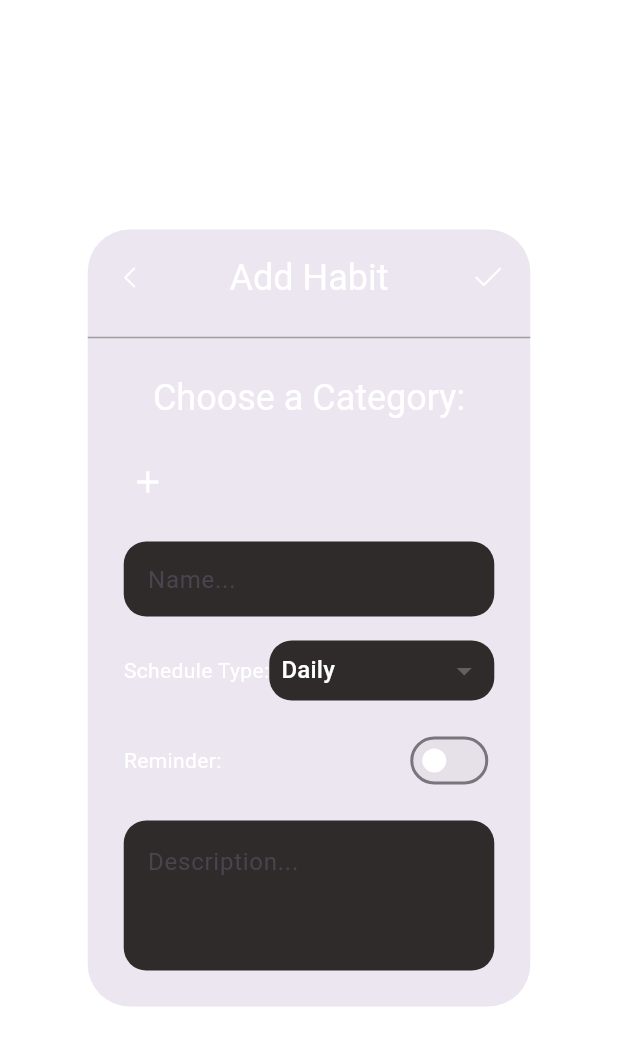
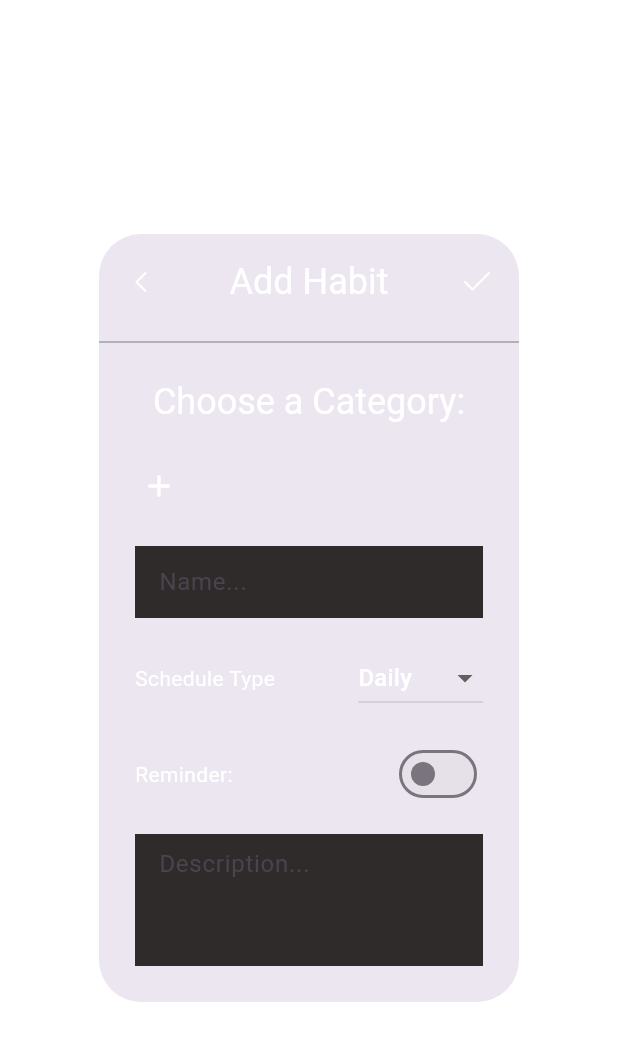
Before and after one commit to masterofannihilation/Habitter, a Flutter app: the screen it shows after launch, after a tap on the "add" icon, on a phone screen of 412 x 824 dp. Shown: the top 1046 px of the screen. Run offline on Flutter 3.47's test engine with Material 3 defaults, Android fonts, the phone set to English and light mode, and no system bars; our stand-ins replace flutter_svg, google_fonts, hive, hive_flutter, table_calendar; accounts and stored records are empty.

Commit message:
habit model changed, add habit component, schedule model

```diff
--- a/lib/models/schedule.dart
+++ b/lib/models/schedule.dart
@@ -3,6 +3,8 @@ import 'package:hive/hive.dart';
 part 'schedule.g.dart';
 
 enum ScheduleType { periodic, statical, interval }
+
+enum FrequencyUnit { days, weeks, months }
 
 @HiveType(typeId: 3)
 class Schedule extends HiveObject {
@@ -13,14 +15,31 @@ class Schedule extends HiveObject {
   int frequency;
 
   @HiveField(2)
-  String frequencyUnit;
+  FrequencyUnit frequencyUnit;
 
   @HiveField(3)
   List<int> staticDays;
 
-  Schedule(
-      {required this.type,
-      required this.frequency,
-      required this.frequencyUnit,
-      required this.staticDays});
+  Schedule({
+    required this.type,
+    this.frequency = 1, // Default to every day/interval
+    this.frequencyUnit = FrequencyUnit.days, // Default to days
+    this.staticDays = const [], // Default to no specific days
+  }) {
+    _validateSchedule();
+  }
+
+  void _validateSchedule() {
+    if (type == ScheduleType.periodic || type == ScheduleType.interval) {
+      if (frequency <= 0) {
+        throw ArgumentError(
+            "Frequency must be greater than 0 for periodic or interval schedules.");
+      }
+    } else if (type == ScheduleType.statical) {
+      if (staticDays.isEmpty) {
+        throw ArgumentError(
+            "Static days cannot be empty for statical schedules.");
+      }
+    }
+  }
 }
--- a/lib/views/components/add_habit.dart
+++ b/lib/views/components/add_habit.dart
@@ -1,17 +1,20 @@
 import 'package:flutter/material.dart';
 import 'package:flutter_svg/flutter_svg.dart';
 import 'package:habitter_itu/constants.dart';
+import 'package:habitter_itu/controllers/habit_controller.dart';
 import 'package:habitter_itu/models/category.dart';
 import 'package:hive/hive.dart';
 import 'package:habitter_itu/models/habit.dart'; // Import the Habit model
 import 'package:habitter_itu/controllers/category_controller.dart';
 import 'package:habitter_itu/views/components/add_category.dart';
+import 'package:habitter_itu/models/schedule.dart';
 
 class AddHabitDialog extends StatefulWidget {
-  // final Box<Habit> habitBox;
   final DateTime? selectedDay;
 
-  AddHabitDialog({/*required this.habitBox,*/ this.selectedDay});
+  AddHabitDialog({
+    this.selectedDay,
+  });
 
   @override
   _AddHabitDialogState createState() => _AddHabitDialogState();
@@ -20,18 +23,16 @@ class AddHabitDialog extends StatefulWidget {
 class _AddHabitDialogState extends State<AddHabitDialog> {
   final _formKey = GlobalKey<FormState>();
   String habitName = '';
-  String scheduleType = 'Daily'; // Default schedule type
+  String scheduleType = 'Daily';
   bool hasReminder = false; // Default reminder state
   TimeOfDay? reminderTime; // Default reminder time
   String description = ''; // Description
+  Category? selectedCategory; // Selected category for the habit
 
   final CategoryController _categoryController = CategoryController();
-  List<Category> categories = []; // Example categories
-  List<String> scheduleTypes = [
-    'Daily',
-    'Weekly',
-    'Monthly'
-  ]; // Example schedule types
+  final HabitController _habitController = HabitController();
+  List<Category> categories = [];
+  List<String> scheduleTypes = ['Daily', 'Weekly', 'Monthly'];
 
   @override
   void initState() {
@@ -46,12 +47,56 @@ class _AddHabitDialogState extends State<AddHabitDialog> {
     });
   }
 
+  void _submitForm() {
+    if (_formKey.currentState!.validate()) {
+      _formKey.currentState!.save();
+
+      ScheduleType type;
+      if (scheduleType == 'Daily') {
+        type = ScheduleType.interval;
+      } else if (scheduleType == 'Weekly') {
+        type = ScheduleType.periodic;
+      } else {
+        type = ScheduleType.periodic;
+      }
+
+      final newSchedule = Schedule(type: type);
+
+      final newHabit = Habit(title: habitName, schedule: newSchedule);
+
+      // // Create a Habit instance
+      // final newHabit = Habit(
+      //   title: habitName,
+      //   schedule: Schedule(
+      //     type: scheduleType == 'Daily'
+      //         ? ScheduleType.periodic
+      //         : scheduleType == 'Weekly'
+      //             ? ScheduleType.statical
+      //             : ScheduleType.interval,
+      //     frequency: scheduleType == 'Monthly' ? 30 : 7, // Adjust frequency
+      //   ),
+      //   reminder: hasReminder,
+      //   reminderTime: reminderTime != null
+      //       ? DateTime(0, 0, 0, reminderTime!.hour, reminderTime!.minute)
+      //       : null,
+      //   description: description,
+      //   startDate: widget.selectedDay ?? DateTime.now(),
+      // );
+
+      // Save the habit using HabitController
+      _habitController.init();
+      _habitController.addHabit(newHabit);
+
+      // Close the dialog
+      Navigator.of(context).pop();
+    }
+  }
+
   @override
   Widget build(BuildContext context) {
     return Theme(
       data: Theme.of(context).copyWith(
-        dialogBackgroundColor:
-            backgroundColor, // Change the background color here
+        dialogBackgroundColor: backgroundColor,
       ),
       child: AlertDialog(
         titlePadding: EdgeInsets.zero,
@@ -63,63 +108,39 @@ class _AddHabitDialogState extends State<AddHabitDialog> {
                 mainAxisAlignment: MainAxisAlignment.spaceBetween,
                 children: [
                   GestureDetector(
-                    onTap: () {
-                      Navigator.of(context).pop();
-                    },
+                    onTap: () => Navigator.of(context).pop(),
                     child: SvgPicture.asset(
-                      'assets/chevron-left.svg', // Path to your left SVG
+                      'assets/chevron-left.svg',
                       height: 24.0,
                       width: 24.0,
-                      colorFilter: ColorFilter.mode(Colors.white,
-                          BlendMode.srcIn), // Change the color to white
+                      colorFilter:
+                          const ColorFilter.mode(Colors.white, BlendMode.srcIn),
                     ),
                   ),
-                  Center(
-                    child: Text(
+                  const Text(
                     'Add Habit',
-                      style: TextStyle(
-                          color: Colors.white), // Change the text color here
-                    ),
+                    style: TextStyle(color: Colors.white),
                   ),
                   GestureDetector(
-                    // onTap: () {
-                    //   if (_formKey.currentState!.validate()) {
-                    //     _formKey.currentState!.save();
-                    //     setState(() {
-                    //       final newHabit = Habit(
-                    //         title: habitName,
-                    //         schedule: Schedule(type: ScheduleType.values.firstWhere((e) => e.toString().split('.').last == scheduleType)),
-                    //         reminder: hasReminder,
-                    //         reminderTime: reminderTime != null ? DateTime(0, 0, 0, reminderTime!.hour, reminderTime!.minute) : null,
-                    //         description: description,
-                    //       );
-                    //       widget.habitBox.add(newHabit);
-                    //     });
-                    //     Navigator.of(context).pop();
-                    //   }
-                    // },
+                    onTap: _submitForm, // Save the habit on tap
                     child: SvgPicture.asset(
-                      'assets/check.svg', // Path to your right SVG
+                      'assets/check.svg',
                       height: 24.0,
                       width: 24.0,
-                      colorFilter: ColorFilter.mode(Colors.white,
-                          BlendMode.srcIn), // Change the color to white
+                      colorFilter:
+                          const ColorFilter.mode(Colors.white, BlendMode.srcIn),
                     ),
                   ),
                 ],
               ),
             ),
-            Divider(
-              color: Colors.grey, // Change the color of the line here
-              thickness: 1,
-            ),
+            Divider(color: Colors.grey, thickness: 1),
             Padding(
               padding: const EdgeInsets.all(16.0),
-              child: Center(
+              child: const Center(
                 child: Text(
                   'Choose a Category:',
-                  style: TextStyle(
-                      color: Colors.white), // Change the text color here
+                  style: TextStyle(color: Colors.white),
                 ),
               ),
             ),
@@ -128,7 +149,7 @@ class _AddHabitDialogState extends State<AddHabitDialog> {
               child: Row(
                 children: [
                   IconButton(
-                      icon: Icon(Icons.add, color: Colors.white),
+                    icon: const Icon(Icons.add, color: Colors.white),
                     onPressed: () async {
                       final newCategory = await showDialog<Category>(
                         context: context,
@@ -140,7 +161,8 @@ class _AddHabitDialogState extends State<AddHabitDialog> {
                           categories.add(newCategory);
                         });
                       }
-                      }),
+                    },
+                  ),
                   Expanded(
                     child: SingleChildScrollView(
                       scrollDirection: Axis.horizontal,
@@ -149,15 +171,17 @@ class _AddHabitDialogState extends State<AddHabitDialog> {
                           return Padding(
                             padding:
                                 const EdgeInsets.symmetric(horizontal: 4.0),
-                            child: Chip(
+                            child: ChoiceChip(
                               label: Text(category.name),
-                              backgroundColor:
-                                  boxColor, // Change the color of the category bubbles here
-                              labelStyle: TextStyle(color: Colors.white),
-                              shape: RoundedRectangleBorder(
-                                borderRadius: BorderRadius.circular(
-                                    15.0), // Change the corner radius here
-                              ),
+                              selected: selectedCategory == category,
+                              onSelected: (bool selected) {
+                                setState(() {
+                                  selectedCategory = selected ? category : null;
+                                });
+                              },
+                              backgroundColor: boxColor,
+                              labelStyle: const TextStyle(color: Colors.white),
+                              selectedColor: orangeColor,
                             ),
                           );
                         }).toList(),
@@ -169,114 +193,44 @@ class _AddHabitDialogState extends State<AddHabitDialog> {
             ),
           ],
         ),
-        content: StatefulBuilder(
-          builder: (BuildContext context, StateSetter setState) {
-            return SingleChildScrollView(
+        content: SingleChildScrollView(
           child: Form(
             key: _formKey,
             child: Column(
               mainAxisSize: MainAxisSize.min,
               children: [
-                    Container(
-                      width: double.infinity,
-                      height: 50,
-                      decoration: BoxDecoration(
-                        color:
-                            boxColor, // Change the background color of the bubble here
-                        borderRadius: BorderRadius.circular(
-                            15.0), // Change the corner radius here
-                      ),
-                      padding: const EdgeInsets.symmetric(
-                          horizontal: 16.0, vertical: 8.0),
-                      child: TextFormField(
-                        onChanged: (value) {
-                          habitName = value;
-                        },
-                        decoration: InputDecoration(
-                          hintText: "Name...",
-                          border: InputBorder.none, // Remove the default border
-                        ),
+                // Habit Name Field
+                _buildTextField(
+                  label: "Name...",
+                  onSaved: (value) => habitName = value!,
                   validator: (value) {
                     if (value == null || value.isEmpty) {
                       return 'Please enter a habit name';
                     }
                     return null;
                   },
-                        onSaved: (value) {
-                          habitName = value!;
-                        },
                 ),
+                const SizedBox(height: 16.0),
+
+                // Schedule Type Dropdown
+                _buildDropdown(
+                  label: 'Schedule Type',
+                  value: scheduleType,
+                  items: scheduleTypes,
+                  onChanged: (newValue) => setState(() {
+                    scheduleType = newValue!;
+                  }),
                 ),
-                    SizedBox(height: 16.0),
-                    Row(
-                      mainAxisAlignment: MainAxisAlignment.spaceBetween,
-                      children: [
-                        Text(
-                          'Schedule Type:',
-                          style: TextStyle(
-                              color:
-                                  Colors.white), // Change the text color here
-                        ),
-                        Container(
-                          width: 150, // Set the width of the dropdown
-                          height: 40, // Set the height of the dropdown
-                          decoration: BoxDecoration(
-                            color:
-                                boxColor, // Change the background color of the dropdown here
-                            borderRadius: BorderRadius.circular(
-                                15.0), // Change the corner radius here
-                          ),
-                          padding: const EdgeInsets.symmetric(horizontal: 8.0),
-                          child: DropdownButton<String>(
-                            value: scheduleType,
-                            dropdownColor:
-                                boxColor, // Change the dropdown background color here
-                            onChanged: (String? newValue) {
-                              setState(() {
-                                scheduleType = newValue!;
-                              });
-                            },
-                            items: scheduleTypes
-                                .map<DropdownMenuItem<String>>((String value) {
-                              return DropdownMenuItem<String>(
-                                value: value,
-                                child: Text(value,
-                                    style: TextStyle(
-                                        color: Colors
-                                            .white)), // Change the text color here
-                              );
-                            }).toList(),
-                            isExpanded:
-                                true, // Make the dropdown take the full width of the container
-                            underline:
-                                SizedBox(), // Remove the default underline
-                          ),
-                        ),
-                      ],
-                    ),
-                    SizedBox(height: 16.0),
-                    Row(
-                      mainAxisAlignment: MainAxisAlignment.spaceBetween,
-                      children: [
-                        Text(
-                          'Reminder:',
-                          style: TextStyle(
-                              color:
-                                  Colors.white), // Change the text color here
-                        ),
-                        Switch(
+
+                const SizedBox(height: 16.0),
+
+                // Reminder Switch
+                _buildSwitch(
+                  label: 'Reminder:',
                   value: hasReminder,
-                          onChanged: (bool value) {
-                            setState(() {
-                              hasReminder = value;
-                            });
-                          },
-                          activeColor: Colors
-                              .white, // Change the active color of the switch here
-                          activeTrackColor:
-                              orangeColor, // Change the active track color of the switch here
-                          inactiveThumbColor: Colors
-                              .white, // Change the inactive thumb color to white
+                  onChanged: (newValue) => setState(() {
+                    hasReminder = newValue;
+                  }),
                 ),
                 if (hasReminder)
                   TextButton(
@@ -285,7 +239,7 @@ class _AddHabitDialogState extends State<AddHabitDialog> {
                         context: context,
                         initialTime: reminderTime ?? TimeOfDay.now(),
                       );
-                              if (picked != null && picked != reminderTime) {
+                      if (picked != null) {
                         setState(() {
                           reminderTime = picked;
                         });
@@ -295,54 +249,96 @@ class _AddHabitDialogState extends State<AddHabitDialog> {
                       reminderTime != null
                           ? reminderTime!.format(context)
                           : 'Set Time',
-                              style: TextStyle(color: Colors.white),
+                      style: const TextStyle(color: Colors.white),
                     ),
                   ),
-                      ],
-                    ),
-                    SizedBox(height: 16.0),
-                    Container(
-                      width: double.infinity,
-                      height: 100,
-                      decoration: BoxDecoration(
-                        color:
-                            boxColor, // Change the background color of the bubble here
-                        borderRadius: BorderRadius.circular(
-                            15.0), // Change the corner radius here
-                      ),
-                      padding: const EdgeInsets.symmetric(
-                          horizontal: 16.0, vertical: 8.0),
-                      child: TextFormField(
+
+                const SizedBox(height: 16.0),
+
+                // Description Field
+                _buildTextField(
+                  label: "Description...",
+                  onSaved: (value) => description = value!,
                   maxLines: 3,
-                        onChanged: (value) {
-                          description = value;
-                        },
-                        decoration: InputDecoration(
-                          hintText: "Description...",
-                          border: InputBorder.none, // Remove the default border
-                        ),
-                        onSaved: (value) {
-                          description = value!;
-                        },
-                      ),
                 ),
               ],
             ),
           ),
-            );
-          },
         ),
       ),
     );
   }
+
+  Widget _buildTextField({
+    required String label,
+    required FormFieldSetter<String> onSaved,
+    FormFieldValidator<String>? validator,
+    int maxLines = 1,
+  }) {
+    return TextFormField(
+      onSaved: onSaved,
+      validator: validator,
+      maxLines: maxLines,
+      decoration: InputDecoration(
+        hintText: label,
+        filled: true,
+        fillColor: boxColor,
+        border: InputBorder.none,
+      ),
+    );
   }
 
-void showAddHabitDialog(
-    BuildContext context, /*Box<Habit> habitBox,*/ DateTime? selectedDay) {
+  Widget _buildDropdown({
+    required String label,
+    required String value,
+    required List<String> items,
+    required ValueChanged<String?> onChanged,
+  }) {
+    return Row(
+      mainAxisAlignment: MainAxisAlignment.spaceBetween,
+      children: [
+        Text(label, style: const TextStyle(color: Colors.white)),
+        DropdownButton<String>(
+          value: value,
+          onChanged: onChanged,
+          items: items
+              .map((item) => DropdownMenuItem<String>(
+                    value: item,
+                    child:
+                        Text(item, style: const TextStyle(color: Colors.white)),
+                  ))
+              .toList(),
+          dropdownColor: boxColor,
+        ),
+      ],
+    );
+  }
+
+  Widget _buildSwitch({
+    required String label,
+    required bool value,
+    required ValueChanged<bool> onChanged,
+  }) {
+    return Row(
+      mainAxisAlignment: MainAxisAlignment.spaceBetween,
+      children: [
+        Text(label, style: const TextStyle(color: Colors.white)),
+        Switch(
+          value: value,
+          onChanged: onChanged,
+          activeColor: orangeColor,
+        ),
+      ],
+    );
+  }
+}
+
+void showAddHabitDialog(BuildContext context, HabitController habitController,
+    DateTime? selectedDay) {
   showDialog(
     context: context,
-    builder: (BuildContext context) {
-      return AddHabitDialog(/*habitBox: habitBox,*/ selectedDay: selectedDay);
-    },
+    builder: (context) => AddHabitDialog(
+      selectedDay: selectedDay,
+    ),
   );
 }
```
Also changed, not shown: lib/controllers/habit_controller.dart (+36 -7 lines), lib/models/habit.dart (+20 -19 lines), lib/models/schedule.g.dart. Lines whose indentation alone changed are shown as unchanged.
